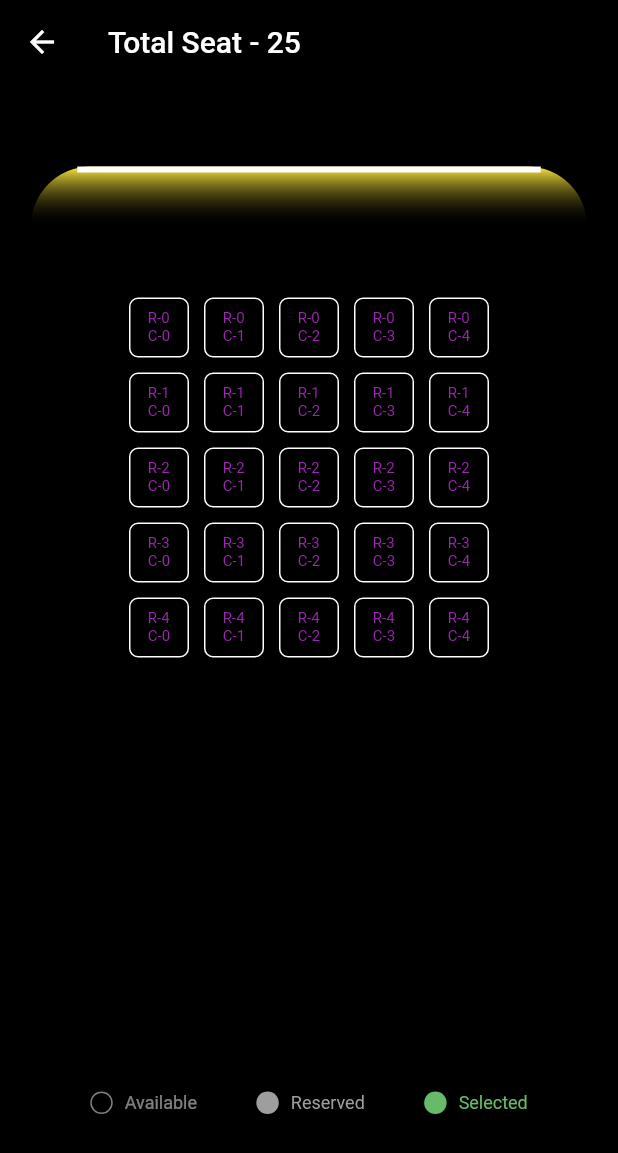
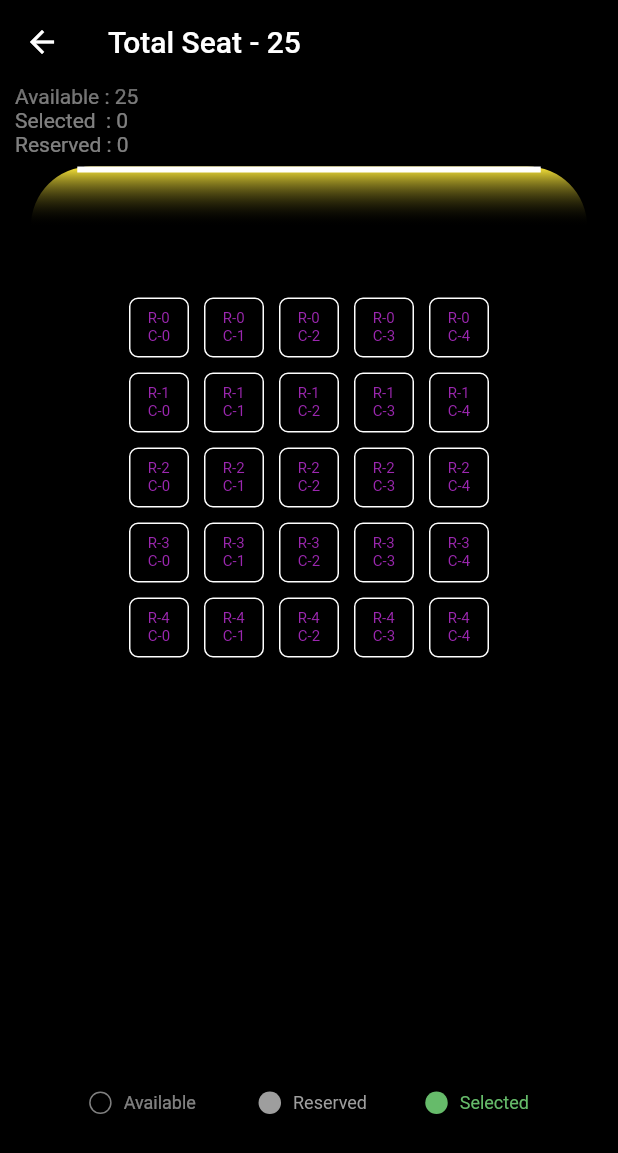
Before and after one commit to bhagirathsinh1/movie_seating, a Flutter app: the screen it shows after launch, after a tap on the "arrow forward" icon, on a phone screen of 412 x 824 dp. Shown: the top 1153 px of the screen. Run offline on Flutter 3.47's test engine with Material 2 defaults, Android fonts, the light colour scheme and no system bars.

Commit message:
reserved slected seat coutng demo

```diff
--- a/lib/chair_list.dart
+++ b/lib/chair_list.dart
@@ -1,14 +1,29 @@
+// ignore_for_file: must_be_immutable
+
 import 'package:flutter/material.dart';
 import 'package:movie_seating/build_chairs.dart';
 
 class ChairList extends StatefulWidget {
   int rowvalue;
   int columnvalue;
+
+  final ValueChanged<int> onAvailableSeatChanged;
+  final ValueChanged<int> onSelectedSeatChanged;
+  final ValueChanged<int> onReservedSeatChanged;
+  int availableSeat;
+  int selectedSeat;
+  int reservedSeat;
   ChairList({
     Key? key,
     required this.size,
     required this.rowvalue,
     required this.columnvalue,
+    required this.onAvailableSeatChanged,
+    required this.onSelectedSeatChanged,
+    required this.onReservedSeatChanged,
+    required this.availableSeat,
+    required this.selectedSeat,
+    required this.reservedSeat,
   });
 
   final Size size;
@@ -56,24 +71,39 @@ class _ChairListState extends State<ChairList> {
                   children: [
                     for (int column = 0; column < widget.columnvalue; column++)
                       InkWell(
+                        onLongPress: () {},
                         onTap: () {
                           if (_chairStatus[row][column] == 1) {
                             setState(() {
                               _chairStatus[row][column] = 2;
                               print('------$_chairStatus--------');
+                              widget.onSelectedSeatChanged(
+                                  widget.selectedSeat + 1);
+                              widget.onAvailableSeatChanged(
+                                  widget.availableSeat - 1);
                             });
                           } else if (_chairStatus[row][column] == 2) {
                             setState(() {
                               _chairStatus[row][column] = 3;
                               print('------$_chairStatus--------');
+                              widget.onSelectedSeatChanged(
+                                  widget.selectedSeat - 1);
+                              widget.onReservedSeatChanged(
+                                  widget.reservedSeat + 1);
                             });
-                            Scaffold.of(context).showSnackBar(new SnackBar(
-                                content: new Text('Seat Reserved')));
+                            ScaffoldMessenger.of(context)
+                              ..hideCurrentSnackBar()
+                              ..showSnackBar(new SnackBar(
+                                  content: new Text('Seat Reserved')));
                           } else {
                             setState(
                               () {
                                 _chairStatus[row][column] = 1;
                                 print('------$_chairStatus--------');
+                                widget.onAvailableSeatChanged(
+                                    widget.availableSeat + 1);
+                                widget.onReservedSeatChanged(
+                                    widget.reservedSeat - 1);
                               },
                             );
                           }
--- a/lib/seat_info.dart
+++ b/lib/seat_info.dart
@@ -22,7 +22,7 @@ class SeatInfo extends StatelessWidget {
               ),
             ),
             Text(
-              'Available',
+              'Available ',
               style: TextStyle(
                 decoration: TextDecoration.none,
                 fontSize: 12,
--- a/lib/seat_selector.dart
+++ b/lib/seat_selector.dart
@@ -14,6 +14,17 @@ class SeatSelector extends StatefulWidget {
 
 class _SeatSelectorState extends State<SeatSelector> {
   @override
+  void initState() {
+    super.initState();
+    // setState(() {
+    availableSeat = widget.rowvalue * widget.columnvalue;
+    // });
+  }
+
+  int availableSeat = 0;
+  int selectedSeat = 0;
+  int reservedSeat = 0;
+  @override
   Widget build(BuildContext context) {
     Size size = MediaQuery.of(context).size;
     return Scaffold(
@@ -28,8 +39,29 @@ class _SeatSelectorState extends State<SeatSelector> {
           alignment: Alignment.center,
           children: [
             Container(
+              alignment: Alignment.topLeft,
               color: Colors.black,
               width: size.width,
+              child: Padding(
+                padding: const EdgeInsets.only(left: 10),
+                child: Column(
+                  crossAxisAlignment: CrossAxisAlignment.start,
+                  children: [
+                    Text(
+                      'Available : $availableSeat',
+                      style: TextStyle(color: Colors.white.withOpacity(0.5)),
+                    ),
+                    Text(
+                      'Selected  : $selectedSeat',
+                      style: TextStyle(color: Colors.white.withOpacity(0.5)),
+                    ),
+                    Text(
+                      'Reserved : $reservedSeat',
+                      style: TextStyle(color: Colors.white.withOpacity(0.5)),
+                    ),
+                  ],
+                ),
+              ),
             ),
             Positioned(
               top: 55,
@@ -59,7 +91,7 @@ class _SeatSelectorState extends State<SeatSelector> {
                         top: BorderSide(width: 4.0, color: Colors.white),
                       ),
                     ),
-                  )
+                  ),
                 ],
               ),
             ),
@@ -71,6 +103,18 @@ class _SeatSelectorState extends State<SeatSelector> {
                 child: Column(
                   children: [
                     ChairList(
+                        availableSeat: availableSeat,
+                        reservedSeat: reservedSeat,
+                        selectedSeat: selectedSeat,
+                        onAvailableSeatChanged: ((value) => setState(() {
+                              availableSeat = value;
+                            })),
+                        onReservedSeatChanged: ((value) => setState(() {
+                              reservedSeat = value;
+                            })),
+                        onSelectedSeatChanged: ((value) => setState(() {
+                              selectedSeat = value;
+                            })),
                         size: size,
                         rowvalue: widget.rowvalue,
                         columnvalue: widget.columnvalue),
```
